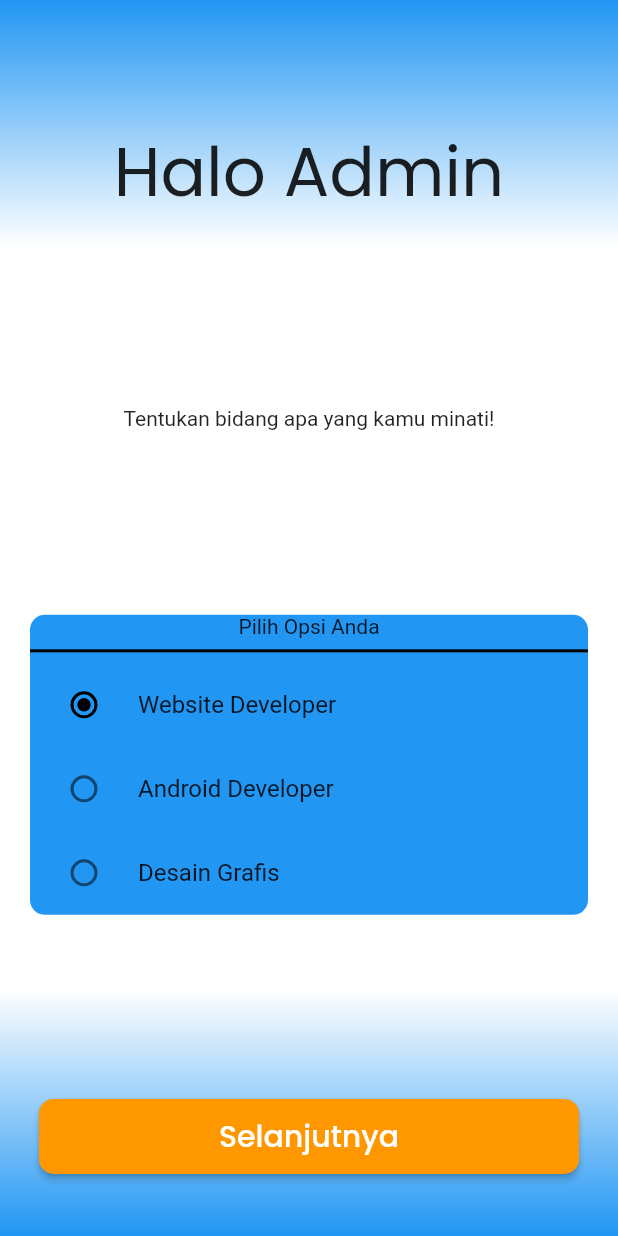
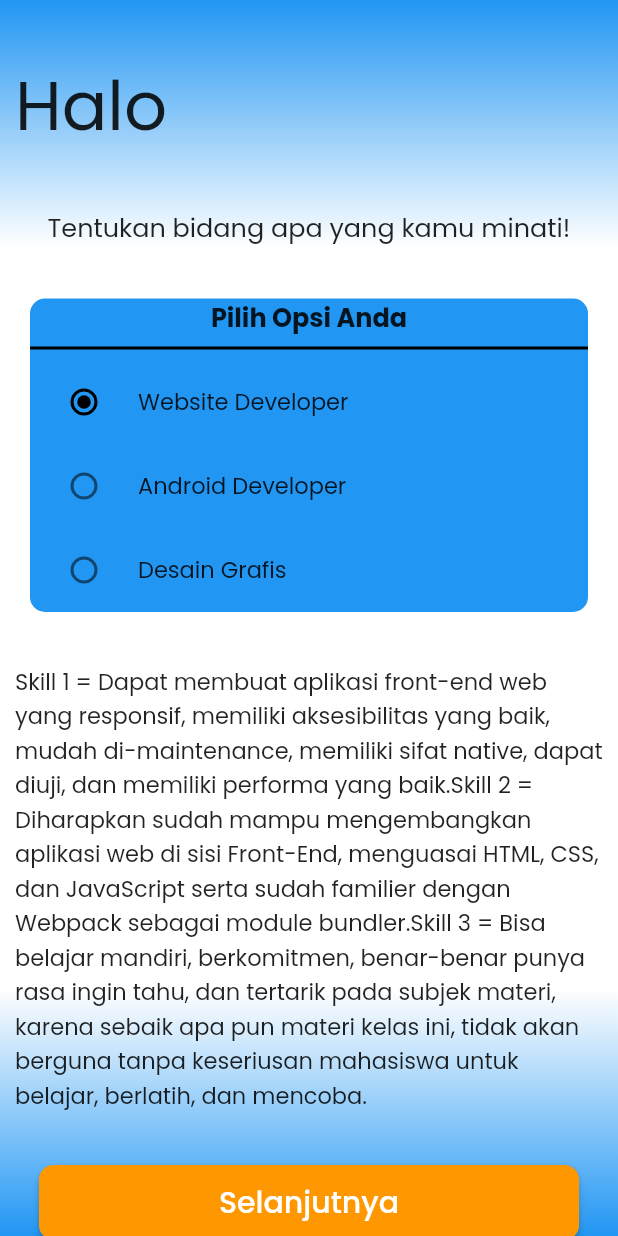
Before and after one commit to rezaoktaviansandyxx/mentorskill, a Flutter app: the ChooseMajors screen opened directly, on a phone screen of 412 x 824 dp. Run offline on Flutter 3.47's test engine with Material 2 defaults, Android fonts, the phone set to English and light mode, and no system bars; our stand-ins replace cloud_firestore, firebase_auth, firebase_core, font_awesome_flutter, google_fonts, introduction_screen and 1 more; missing offline and left inert: dart:ffi; accounts and stored records are empty.

Commit message:
update choosemajors

```diff
--- a/lib/controller/login.dart
+++ b/lib/controller/login.dart
@@ -131,6 +131,8 @@ class _LoginState extends State<Login> {
           duration: Duration(milliseconds: 700),
           backgroundColor: Colors.green,
         );
+        Navigator.pushReplacement(
+            context, MaterialPageRoute(builder: (context) => ChooseMajors()));
         ScaffoldMessenger.of(context).showSnackBar(snackbar);
       }).catchError((e) {
         var errorSnackbar = SnackBar(
@@ -140,10 +142,6 @@ class _LoginState extends State<Login> {
         );
         ScaffoldMessenger.of(context).showSnackBar(errorSnackbar);
       });
-      Navigator.pushAndRemoveUntil(
-          context,
-          MaterialPageRoute(builder: (context) => ChooseMajors()),
-          (route) => false);
     }
   }
 
--- a/lib/page/choose_majors.dart
+++ b/lib/page/choose_majors.dart
@@ -1,5 +1,11 @@
+import 'dart:ffi';
+
+import 'package:cloud_firestore/cloud_firestore.dart';
+import 'package:firebase_auth/firebase_auth.dart';
 import 'package:flutter/material.dart';
 import 'package:google_fonts/google_fonts.dart';
+import 'package:mentorskill/model/user_model.dart';
+import 'package:mentorskill/page/choose_mentor.dart';
 
 class ChooseMajors extends StatefulWidget {
   const ChooseMajors({Key? key}) : super(key: key);
@@ -12,9 +18,44 @@ class _ChooseMajorsState extends State<ChooseMajors> {
   //style
   TextStyle style = TextStyle(fontSize: 20, color: Colors.white);
   TextStyle style2 = TextStyle(fontSize: 45);
+  TextStyle style3 = TextStyle(fontSize: 15);
+  TextStyle style4 = TextStyle(fontSize: 17);
   //variabel
   final _formKey = GlobalKey<FormState>();
   String _majors = 'webDev';
+  //option
+  String skillDefault =
+      'Skill 1 = Dapat membuat aplikasi front-end web yang responsif, memiliki aksesibilitas yang baik, mudah di-maintenance, memiliki sifat native, dapat diuji, dan memiliki performa yang baik.' +
+          'Skill 2 = Diharapkan sudah mampu mengembangkan aplikasi web di sisi Front-End, menguasai HTML, CSS, dan JavaScript serta sudah familier dengan Webpack sebagai module bundler.' +
+          'Skill 3 = Bisa belajar mandiri, berkomitmen, benar-benar punya rasa ingin tahu, dan tertarik pada subjek materi, karena sebaik apa pun materi kelas ini, tidak akan berguna tanpa keseriusan mahasiswa untuk belajar, berlatih, dan mencoba.';
+  String skillWebDev =
+      'Skill 1 = Dapat membuat aplikasi front-end web yang responsif, memiliki aksesibilitas yang baik, mudah di-maintenance, memiliki sifat native, dapat diuji, dan memiliki performa yang baik.' +
+          'Skill 2 = Diharapkan sudah mampu mengembangkan aplikasi web di sisi Front-End, menguasai HTML, CSS, dan JavaScript serta sudah familier dengan Webpack sebagai module bundler.' +
+          'Skill 3 = Bisa belajar mandiri, berkomitmen, benar-benar punya rasa ingin tahu, dan tertarik pada subjek materi, karena sebaik apa pun materi kelas ini, tidak akan berguna tanpa keseriusan mahasiswa untuk belajar, berlatih, dan mencoba.';
+  String skillAndroDev =
+      'Skill 1 = Android developer yang paham fundamental aplikasi Android mulai dari layout sampai background process dan juga penggunaan komponen VIewModel, LiveData, serta Room untuk membangun aplikasi dengan Android Architecture Component' +
+          'Skill 2 =  Dapat membuat aplikasi yang scalable dan maintainable dengan menerapkan berbagai macam komponen yang sering digunakan di dunia industri.' +
+          'Skill 3 = Bisa belajar mandiri, berkomitmen, benar-benar punya rasa ingin tahu, dan tertarik pada subjek materi, karena sebaik apa pun materi kelas ini, tidak akan berguna tanpa keseriusan mahasiswa untuk belajar, berlatih, dan mencoba. ';
+  String skillGraphicDesign =
+      'Skill 1 =  Harus menguasai prinsip-prinsip dalam desain seperti hierarchy, contrast, repetition, alignment, balance, dan lain-lain. Semua prinsip desain ini harus kamu kuasai dan gunakan untuk membuat desain yang menarik secara visual dan terstruktur dengan baik.' +
+          'Skill 2 = Kemampuan komunikasi yang baik agar dapat sukses. Pasalnya, kamu perlu bekerja dengan berbagai klien dan tim dengan berbagai latar belakang pendidikan.' +
+          'Skill 3 = Bisa belajar mandiri, berkomitmen, benar-benar punya rasa ingin tahu, dan tertarik pada subjek materi, karena sebaik apa pun materi kelas ini, tidak akan berguna tanpa keseriusan mahasiswa untuk belajar, berlatih, dan mencoba. ';
+  //firebase
+  User? user = FirebaseAuth.instance.currentUser;
+  UserModel loggedInUser = UserModel();
+
+  @override
+  void initState() {
+    super.initState();
+    FirebaseFirestore.instance
+        .collection('users')
+        .doc(user!.uid)
+        .get()
+        .then((value) {
+      this.loggedInUser = UserModel.fromMap(value.data());
+      setState(() {});
+    });
+  }
 
   @override
   Widget build(BuildContext context) {
@@ -44,11 +85,15 @@ class _ChooseMajorsState extends State<ChooseMajors> {
               child: Column(
                 mainAxisAlignment: MainAxisAlignment.spaceAround,
                 children: [
-                  Text(
-                    'Halo Admin',
-                    style: GoogleFonts.poppins(textStyle: style2),
+                  Align(
+                    alignment: Alignment.centerLeft,
+                    child: Text(
+                      'Halo ${loggedInUser.nama}',
+                      style: GoogleFonts.poppins(textStyle: style2),
+                    ),
                   ), // harus bisa get nama dari firebase
-                  Text('Tentukan bidang apa yang kamu minati!'),
+                  Text('Tentukan bidang apa yang kamu minati!',
+                      style: GoogleFonts.poppins(textStyle: style4)),
                   Container(
                     margin: EdgeInsets.fromLTRB(10, 0, 10, 0),
                     decoration: BoxDecoration(
@@ -57,7 +102,14 @@ class _ChooseMajorsState extends State<ChooseMajors> {
                     ),
                     child: Column(
                       children: [
-                        Text('Pilih Opsi Anda'),
+                        Align(
+                          alignment: Alignment.center,
+                          child: Text(
+                            'Pilih Opsi Anda',
+                            style: GoogleFonts.poppins(
+                                textStyle: style4, fontWeight: FontWeight.bold),
+                          ),
+                        ),
                         Divider(
                           thickness: 2,
                           color: Colors.black,
@@ -65,39 +117,55 @@ class _ChooseMajorsState extends State<ChooseMajors> {
                         RadioListTile(
                             value: 'webDev',
                             groupValue: _majors,
-                            title: Text('Website Developer'),
+                            title: Text('Website Developer',
+                                style: GoogleFonts.poppins(textStyle: style3)),
                             activeColor: Colors.black,
                             onChanged: (value) {
                               setState(() {
                                 _majors = value.toString();
+                                skillDefault = skillWebDev;
+                                // value = webDev;
+                                // webDev = skillnya, majors = valuenya
                               });
                             }),
                         RadioListTile(
                             value: 'androDev',
                             groupValue: _majors,
-                            title: Text('Android Developer'),
+                            title: Text('Android Developer',
+                                style: GoogleFonts.poppins(textStyle: style3)),
                             activeColor: Colors.black,
                             onChanged: (value) {
                               setState(() {
                                 _majors = value.toString();
+                                // value = androDev;
+                                skillDefault = skillAndroDev;
                               });
                             }),
                         RadioListTile(
                             value: 'graphicDesign',
                             groupValue: _majors,
-                            title: Text('Desain Grafis'),
+                            title: Text('Desain Grafis',
+                                style: GoogleFonts.poppins(textStyle: style3)),
                             activeColor: Colors.black,
                             onChanged: (value) {
                               setState(() {
                                 _majors = value.toString();
+                                // value = graphicDesign;
+                                skillDefault = skillGraphicDesign;
                               });
                             }),
-                        //skill tampil sesuai dengan apa yang dipilih
                       ],
                     ),
                   ),
+                  Text(skillDefault,
+                      style: GoogleFonts.poppins(textStyle: style3)),
                   ElevatedButton(
-                    onPressed: () {},
+                    onPressed: () {
+                      Navigator.push(
+                          context,
+                          MaterialPageRoute(
+                              builder: (context) => ChooseMentor()));
+                    },
                     child: Text(
                       'Selanjutnya',
                       style: GoogleFonts.poppins(textStyle: style),
```
